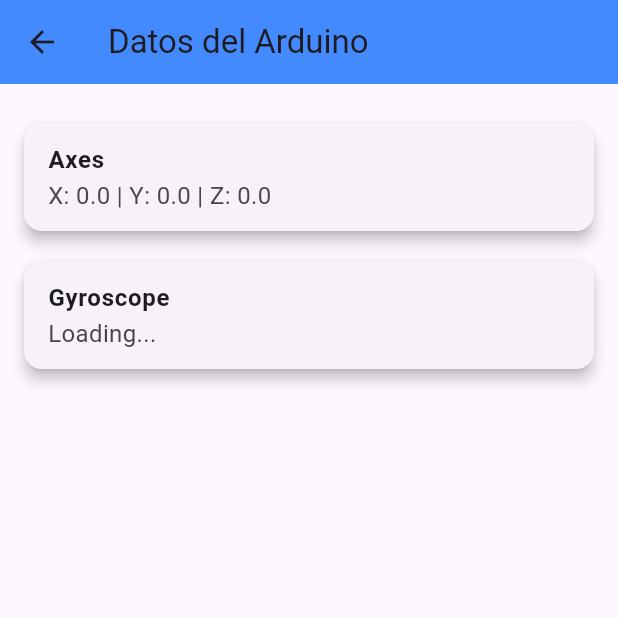
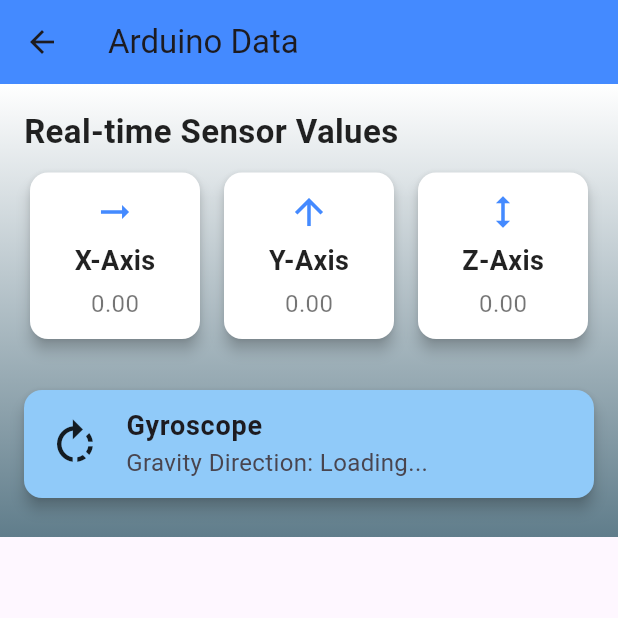
Before and after one commit to JamesMWaller/MobileAndUbiquitousComputing, a Flutter app: the ArduinoDataDisplay screen opened directly, on a phone screen of 412 x 824 dp, the top half of it. Run offline on Flutter 3.47's test engine with Material 3 defaults, Android fonts, the light colour scheme and no system bars; our stand-ins replace curved_navigation_bar, fl_chart, flutter_blue_plus.

Commit message:
prettified ardurino data display

```diff
--- a/flutter_ble/lib/NavToolBar/Items/arduino_data_display.dart
+++ b/flutter_ble/lib/NavToolBar/Items/arduino_data_display.dart
@@ -1,15 +1,20 @@
 import 'package:flutter/material.dart';
 import '../../Bluetooth/my_bluetooth_service.dart';
+
 class ArduinoDataDisplay extends StatefulWidget {
   const ArduinoDataDisplay({super.key});
+
   @override
   _ArduinoDataDisplayState createState() => _ArduinoDataDisplayState();
 }
+
 class _ArduinoDataDisplayState extends State<ArduinoDataDisplay> {
   final MyBluetoothService _bluetoothService = MyBluetoothService();
+
   double x = 0.0;
   double y = 0.0;
   double z = 0.0;
+
   @override
   void initState() {
     super.initState();
@@ -19,57 +24,154 @@
       }
     });
   }
+
   Future<void> _updateSensorData() async {
     while (mounted) {
+      // Read the gravity direction (even if you don't need to set it here)
       String gravityDirection = await _bluetoothService.getGravityDirection();
+
+      // Read raw data from characteristics
       var xRaw = await _bluetoothService.xCharacteristic?.read() ?? [0];
       var yRaw = await _bluetoothService.yCharacteristic?.read() ?? [0];
       var zRaw = await _bluetoothService.zCharacteristic?.read() ?? [0];
+
       setState(() {
         x = xRaw[0].toDouble();
         y = yRaw[0].toDouble();
         z = zRaw[0].toDouble();
       });
+
       await Future.delayed(const Duration(seconds: 1));
     }
   }
+
   @override
   void dispose() {
     _bluetoothService.dispose();
     super.dispose();
   }
+
   @override
   Widget build(BuildContext context) {
     return Scaffold(
       appBar: AppBar(
-        title: const Text("Datos del Arduino"),
+        title: const Text("Arduino Data"),
         backgroundColor: Colors.blueAccent,
       ),
-      body: Padding(
+      body: Container(
+        decoration: const BoxDecoration(
+          gradient: LinearGradient(
+            colors: [Colors.white, Colors.blueGrey],
+            begin: Alignment.topCenter,
+            end: Alignment.bottomCenter,
+          ),
+        ),
+        child: Padding(
           padding: const EdgeInsets.all(16.0),
+          child: SingleChildScrollView(
             child: Column(
               crossAxisAlignment: CrossAxisAlignment.start,
               children: [
-            _buildDataCard("Axes", "X: $x | Y: $y | Z: $z"),
+                const Text(
+                  'Real-time Sensor Values',
+                  style: TextStyle(
+                    fontSize: 22,
+                    fontWeight: FontWeight.bold,
+                    color: Colors.black87,
+                  ),
+                ),
+                const SizedBox(height: 8),
+                Row(
+                  children: [
+                    Expanded(
+                        child:
+                            _buildAxisCard("X-Axis", x, Icons.arrow_right_alt)),
+                    const SizedBox(width: 8),
+                    Expanded(
+                        child: _buildAxisCard("Y-Axis", y, Icons.arrow_upward)),
+                    const SizedBox(width: 8),
+                    Expanded(child: _buildAxisCard("Z-Axis", z, Icons.height)),
+                  ],
+                ),
+                const SizedBox(height: 20),
                 StreamBuilder<String>(
                   stream: _bluetoothService.gravityDirectionStream,
                   builder: (context, snapshot) {
                     String gravityDirection = snapshot.data ?? "Loading...";
-                return _buildDataCard("Gyroscope", gravityDirection);
+                    return _buildDataCard(
+                      "Gyroscope",
+                      "Gravity Direction: $gravityDirection",
+                      icon: Icons.rotate_right,
+                      cardColor: Colors.blue.shade200,
+                    );
                   },
+                ),
+              ],
+            ),
+          ),
+        ),
+      ),
+    );
+  }
+
+  Widget _buildAxisCard(String axisLabel, double value, IconData icon) {
+    return Card(
+      elevation: 4,
+      color: Colors.white,
+      shape: RoundedRectangleBorder(borderRadius: BorderRadius.circular(12)),
+      child: Padding(
+        padding: const EdgeInsets.symmetric(vertical: 12, horizontal: 8),
+        child: Column(
+          children: [
+            Icon(icon, size: 28, color: Colors.blueAccent),
+            const SizedBox(height: 6),
+            Text(
+              axisLabel,
+              style: const TextStyle(
+                fontWeight: FontWeight.bold,
+                fontSize: 18,
+                color: Colors.black87,
+              ),
+            ),
+            const SizedBox(height: 4),
+            Text(
+              value.toStringAsFixed(2),
+              style: const TextStyle(
+                fontSize: 16,
+                color: Colors.black54,
+              ),
             ),
           ],
         ),
       ),
     );
   }
-  Widget _buildDataCard(String title, String value) {
+
+  Widget _buildDataCard(
+    String title,
+    String value, {
+    IconData? icon,
+    Color cardColor = Colors.white,
+  }) {
     return Card(
       elevation: 4,
+      color: cardColor,
       margin: const EdgeInsets.symmetric(vertical: 10),
+      shape: RoundedRectangleBorder(borderRadius: BorderRadius.circular(12)),
       child: ListTile(
-            title: Text(title, style: const TextStyle(fontWeight: FontWeight.bold)),
-            subtitle: Text(value, style: const TextStyle(fontSize: 16)),
+        leading:
+            icon != null ? Icon(icon, size: 36, color: Colors.black87) : null,
+        title: Text(
+          title,
+          style: const TextStyle(
+            fontWeight: FontWeight.bold,
+            fontSize: 18,
+          ),
+        ),
+        subtitle: Text(
+          value,
+          style: const TextStyle(fontSize: 16),
+        ),
       ),
     );
   }
```
Lines whose indentation alone changed are shown as unchanged.
